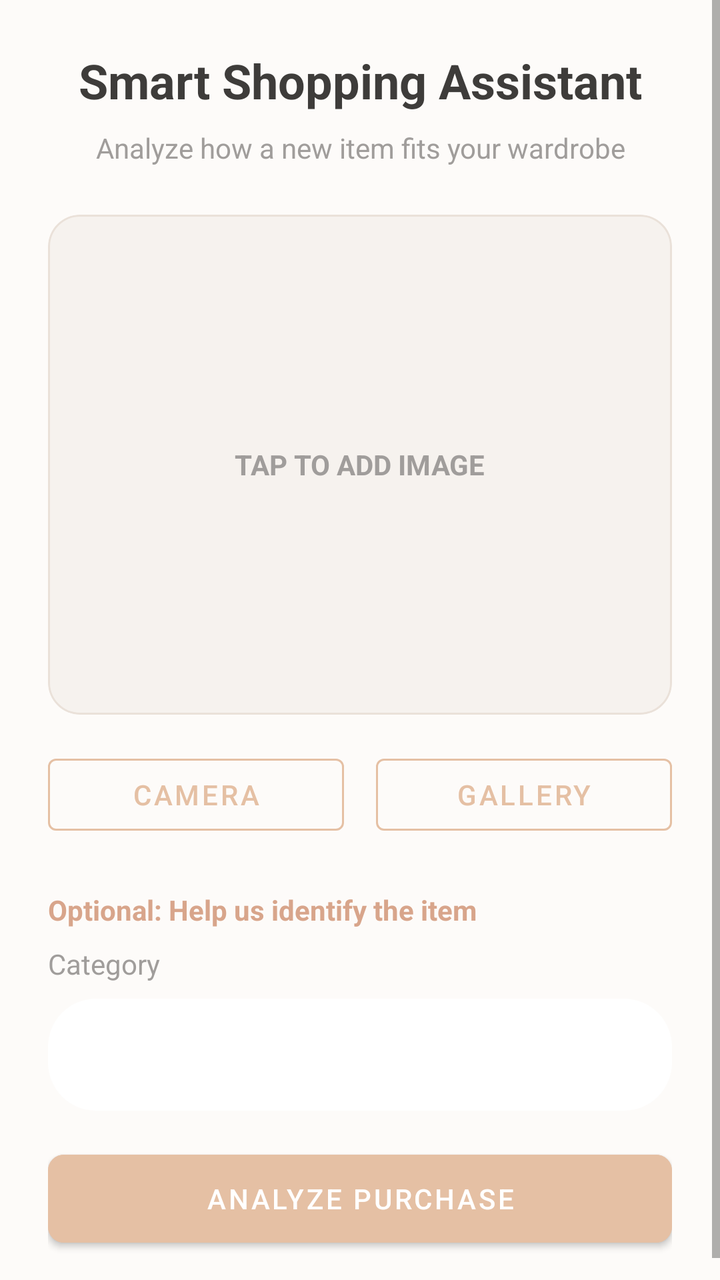
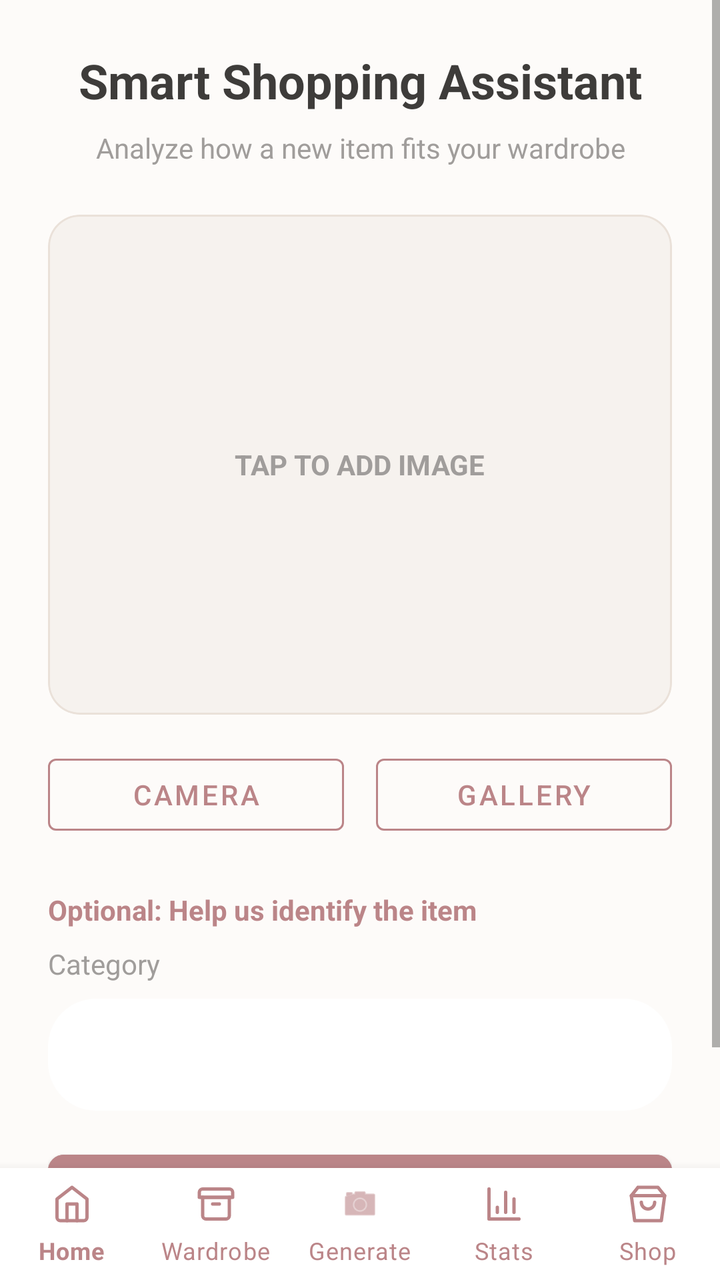

Compare the two renders of this Android layout. The source of the first and the diff that turns it into the second are given below.
<!-- AndroidManifest.xml: application theme Theme.OutfitStudio -->
<!-- res/layout/activity_smart_shopping.xml -->
<?xml version="1.0" encoding="utf-8"?>
<ScrollView xmlns:android="http://schemas.android.com/apk/res/android"
    xmlns:app="http://schemas.android.com/apk/res-auto"
    android:layout_width="match_parent"
    android:layout_height="match_parent"
    android:background="@color/background">

    <LinearLayout
        android:layout_width="match_parent"
        android:layout_height="wrap_content"
        android:orientation="vertical"
        android:padding="24dp">

        <TextView
            android:layout_width="match_parent"
            android:layout_height="wrap_content"
            android:text="Smart Shopping Assistant"
            android:textSize="24sp"
            android:textStyle="bold"
            android:textColor="@color/on_background"
            android:textAlignment="center"
            android:layout_marginBottom="8dp"/>
            
        <TextView
            android:layout_width="match_parent"
            android:layout_height="wrap_content"
            android:text="Analyze how a new item fits your wardrobe"
            android:textSize="14sp"
            android:textColor="@color/text_hint"
            android:textAlignment="center"
            android:layout_marginBottom="24dp"/>

        <com.google.android.material.card.MaterialCardView
            android:layout_width="match_parent"
            android:layout_height="250dp"
            app:cardCornerRadius="16dp"
            app:cardElevation="0dp"
            app:strokeColor="@color/card_border"
            app:strokeWidth="1dp"
            android:layout_marginBottom="16dp">

            <ImageView
                android:id="@+id/ivClothingPreview"
                android:layout_width="match_parent"
                android:layout_height="match_parent"
                android:scaleType="centerCrop"
                android:background="@color/secondary_variant" />

            <LinearLayout
                android:id="@+id/llImagePlaceholder"
                android:layout_width="match_parent"
                android:layout_height="match_parent"
                android:orientation="vertical"
                android:gravity="center"
                android:background="#33FFFFFF">
                
                <TextView
                    android:layout_width="wrap_content"
                    android:layout_height="wrap_content"
                    android:text="TAP TO ADD IMAGE"
                    android:textColor="@color/text_hint"
                    android:textStyle="bold"/>
            </LinearLayout>
        </com.google.android.material.card.MaterialCardView>

        <LinearLayout
            android:layout_width="match_parent"
            android:layout_height="wrap_content"
            android:orientation="horizontal"
            android:layout_marginBottom="24dp">
            
            <Button
                android:id="@+id/btnCamera"
                android:layout_width="0dp"
                android:layout_height="wrap_content"
                android:layout_weight="1"
                android:text="Camera"
                android:textColor="@color/primary"
                style="@style/Widget.MaterialComponents.Button.OutlinedButton"
                app:strokeColor="@color/primary"
                android:layout_marginEnd="8dp"/>
                
            <Button
                android:id="@+id/btnGallery"
                android:layout_width="0dp"
                android:layout_height="wrap_content"
                android:layout_weight="1"
                android:text="Gallery"
                android:textColor="@color/primary"
                style="@style/Widget.MaterialComponents.Button.OutlinedButton"
                app:strokeColor="@color/primary"
                android:layout_marginStart="8dp"/>
        </LinearLayout>

        <TextView
            android:layout_width="match_parent"
            android:layout_height="wrap_content"
            android:text="Optional: Help us identify the item"
            android:textColor="@color/primary_variant"
            android:textStyle="bold"
            android:textSize="14sp"
            android:layout_marginBottom="8dp"/>
            
        <TextView
            android:layout_width="match_parent"
            android:layout_height="wrap_content"
            android:text="Category"
            android:textColor="@color/text_hint"
            android:textSize="14sp"
            android:layout_marginBottom="8dp"/>
            
        <Spinner
            android:id="@+id/spinnerCategory"
            android:layout_width="match_parent"
            android:layout_height="56dp"
            android:background="@drawable/bg_button_rounded"
            android:backgroundTint="@color/surface"
            android:layout_marginBottom="16dp"/>



        <Button
            android:id="@+id/btnAnalyze"
            android:layout_width="match_parent"
            android:layout_height="56dp"
            android:text="Analyze Purchase"
            android:textColor="@color/on_primary"
            android:backgroundTint="@color/primary"
            app:cornerRadius="8dp" />
            
        <ProgressBar
            android:id="@+id/progressBar"
            android:layout_width="match_parent"
            android:layout_height="wrap_content"
            android:visibility="gone"
            android:layout_marginTop="16dp"/>

    </LinearLayout>
</ScrollView>
<!-- resources referenced by this layout -->
<resources>
  <color name="background">#FDFBF9</color>
  <color name="card_border">#EAE1D9</color>
  <color name="on_background">#3E3C3A</color>
  <color name="on_primary">#FFFFFF</color>
  <color name="primary">#E5C0A4</color>
  <color name="primary_variant">#D8A58B</color>
  <color name="secondary_variant">#F4EFEA</color>
  <color name="surface">#FFFFFF</color>
  <color name="text_hint">#A09D9B</color>
  <!-- drawable bg_button_rounded (drawable) -->
  <?xml version="1.0" encoding="utf-8"?>
  <shape xmlns:android="http://schemas.android.com/apk/res/android"
      android:shape="rectangle">
      <solid android:color="@color/primary"/>
      <corners android:radius="24dp"/>
  </shape>
  <style name="Theme.OutfitStudio" parent="Theme.MaterialComponents.Light.NoActionBar">
          <item name="android:textColor">@color/on_background</item>
          <item name="android:textColorHint">@color/text_hint</item>
          
          <item name="colorPrimary">@color/primary</item>
          <item name="colorPrimaryVariant">@color/primary_variant</item>
          <item name="colorOnPrimary">@color/on_primary</item>
          
          <item name="colorSecondary">@color/primary</item>
          <item name="colorSecondaryVariant">@color/primary_variant</item>
          <item name="colorOnSecondary">@color/on_primary</item>
          
          <item name="android:colorBackground">@color/background</item>
          <item name="colorSurface">@color/surface</item>
          
          <item name="android:statusBarColor">@color/background</item>
          <item name="android:windowLightStatusBar">true</item>
      </style>
</resources>

<!-- the commit's change to res/layout/activity_smart_shopping.xml (unified diff, before → after) -->
@@ -1,9 +1,16 @@
 <?xml version="1.0" encoding="utf-8"?>
-<ScrollView xmlns:android="http://schemas.android.com/apk/res/android"
+<RelativeLayout xmlns:android="http://schemas.android.com/apk/res/android"
     xmlns:app="http://schemas.android.com/apk/res-auto"
     android:layout_width="match_parent"
+    android:layout_height="match_parent">
+    
+    <ScrollView  
+    
+    android:layout_width="match_parent"
     android:layout_height="match_parent"
-    android:background="@color/background">
+    android:background="@color/background"
+        android:layout_above="@+id/bottomNavigation">
+
 
     <LinearLayout
         android:layout_width="match_parent"
@@ -137,3 +144,18 @@
 
     </LinearLayout>
 </ScrollView>
+
+    <com.google.android.material.bottomnavigation.BottomNavigationView
+        android:id="@+id/bottomNavigation"
+        app:itemIconSize="20dp"
+        android:layout_width="match_parent"
+        android:layout_height="wrap_content"
+        android:layout_alignParentBottom="true"
+        app:menu="@menu/bottom_nav"
+        app:itemIconTint="@color/primary"
+        app:itemTextColor="@color/primary"
+        android:background="@color/surface"
+        app:labelVisibilityMode="labeled"
+        android:elevation="16dp"/>
+
+</RelativeLayout>
<!-- resource entries referenced after the edit -->
@@ -4,8 +4,8 @@
   <color name="card_border">#EAE1D9</color>
   <color name="on_background">#3E3C3A</color>
   <color name="on_primary">#FFFFFF</color>
-  <color name="primary">#E5C0A4</color>
-  <color name="primary_variant">#D8A58B</color>
+  <color name="primary">#BB8588</color>
+  <color name="primary_variant">#BB8588</color>
   <color name="secondary_variant">#F4EFEA</color>
   <color name="surface">#FFFFFF</color>
   <color name="text_hint">#A09D9B</color>
